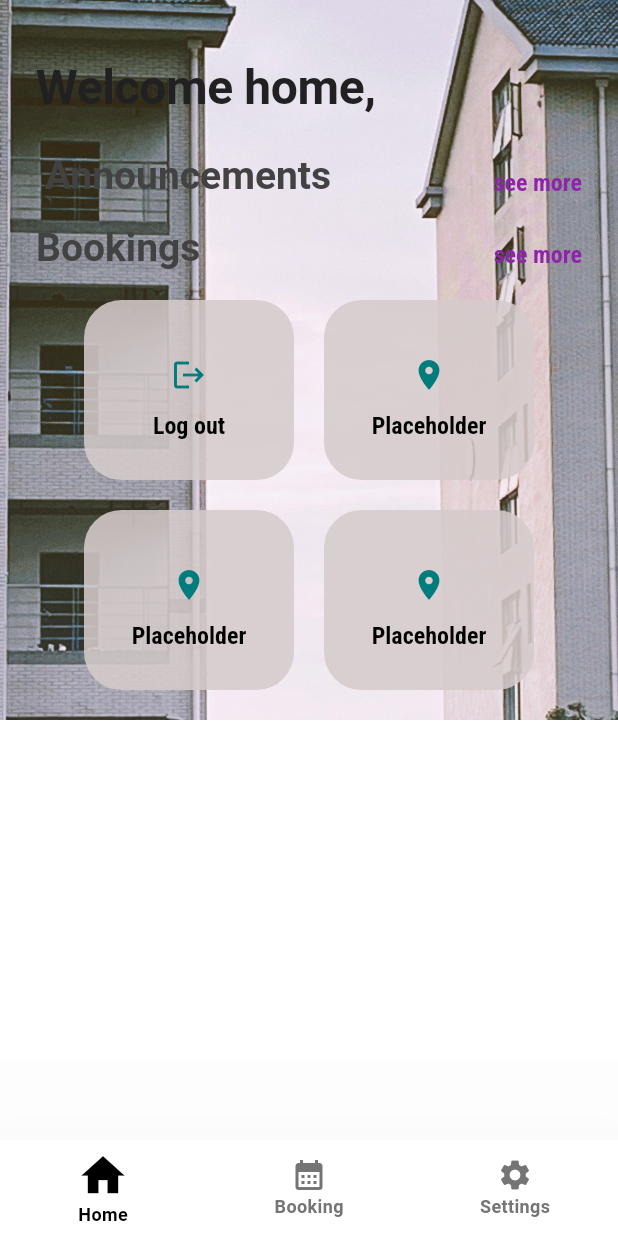
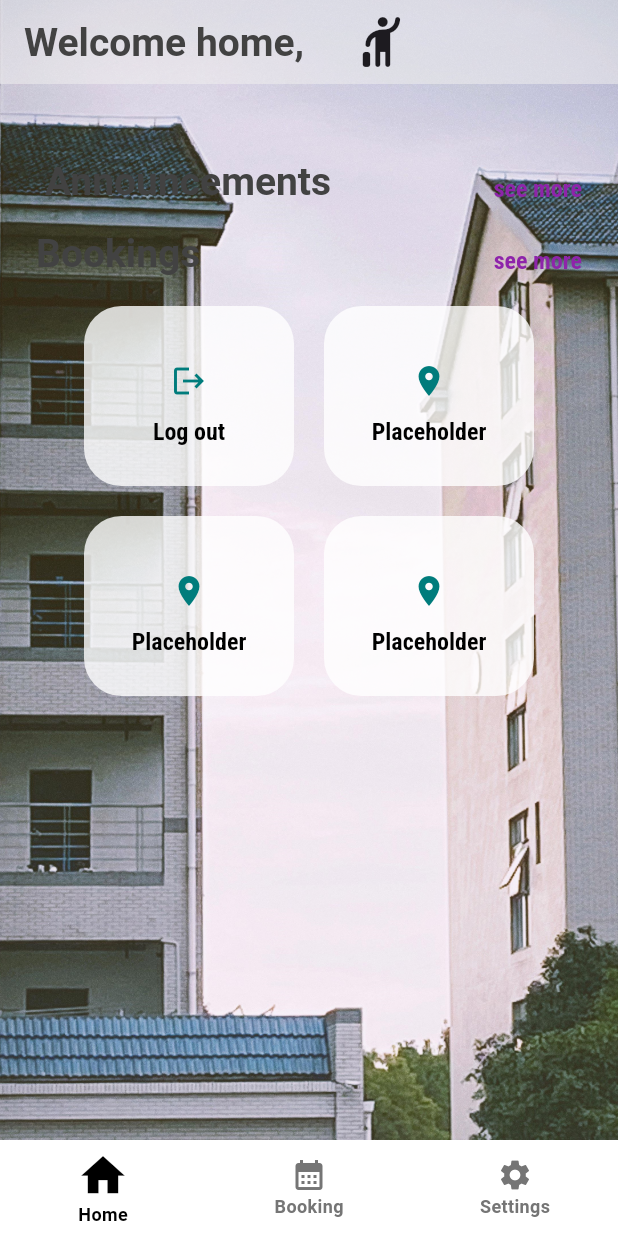
Before and after one commit to CodeApina/naytto, a Flutter app: the HomeScreen screen opened by its route, on a phone screen of 412 x 824 dp. Run offline on Flutter 3.47's test engine with Material 3 defaults, Android fonts, the phone set to English and light mode, and no system bars; our stand-ins replace cloud_firestore, firebase_auth, firebase_core, flutter_riverpod, go_router, google_fonts and 1 more; missing offline and left inert: colorful_safe_area; accounts and stored records are empty; generated files the repository leaves out were written again.

Commit message:
Feat: Added appBar to home_screen
*added appbar + stacked home_screen widgets to get transparency to appbar *tinkering with UI styles

```diff
--- a/lib/src/constants/theme.dart
+++ b/lib/src/constants/theme.dart
@@ -17,7 +17,7 @@ ThemeData getAppTheme(BuildContext context) {
       CustomColors(
         color1: Color.fromARGB(255, 255, 255, 255),
         color2: Color.fromARGB(200, 153, 101, 97),
-        color3: Color.fromARGB(221, 213, 203, 203),
+        color3: Color.fromARGB(203, 255, 255, 255),
       ),
     ],
     brightness: Brightness.light,
--- a/lib/src/features/home/presentation/home_screen.dart
+++ b/lib/src/features/home/presentation/home_screen.dart
@@ -2,6 +2,7 @@ import 'package:colorful_safe_area/colorful_safe_area.dart';
 import 'package:flutter/material.dart';
 import 'package:flutter/services.dart';
 import 'package:flutter_riverpod/flutter_riverpod.dart';
+import 'package:google_fonts/google_fonts.dart';
 import 'package:naytto/main.dart';
 import 'package:naytto/src/common_widgets/icon_container.dart';
 import 'package:naytto/src/constants/theme.dart';
@@ -13,14 +14,17 @@ import 'package:naytto/src/features/home/domain/bookings_homescreen.dart';
 import 'package:naytto/src/utilities/timestamp_formatter.dart';
 
 class HomeScreen extends ConsumerWidget {
-  const HomeScreen({super.key});
+  const HomeScreen({Key? key}) : super(key: key);
 
   @override
   Widget build(BuildContext context, WidgetRef ref) {
+    final appUserWatcher = ref.watch(AppUser().provider);
     return ColorfulSafeArea(
       color: Colors.white,
-      child: Scaffold(
-        body: Container(
+      child: Stack(
+        children: [
+          // Background image
+          Container(
             decoration: BoxDecoration(
               image: const DecorationImage(
                 image: AssetImage('assets/talo2.jpg'),
@@ -35,63 +39,75 @@ class HomeScreen extends ConsumerWidget {
                 ],
               ),
             ),
-          child: const SingleChildScrollView(
+          ),
+          Scaffold(
+            appBar: AppBar(
+              title: Row(
+                children: [
+                  Text(
+                    'Welcome home, ${appUserWatcher.firstName}    ',
+                    style: Theme.of(context).textTheme.displayMedium,
+                  ),
+                  const Icon(
+                    Icons.hail_rounded,
+                    size: 40,
+                  ),
+                ],
+              ),
+              backgroundColor: Color.fromARGB(138, 240, 239, 239),
+            ),
+            //makes scaffold transparent
+            backgroundColor: Colors.transparent,
+            body: const SingleChildScrollView(
               child: Column(
                 children: [
-                SizedBox(
-                  height: 40,
-                ),
-                _UserGreetings(),
+                  SizedBox(height: 40),
+                  // _UserGreetings(),
                   _AnnouncementsPreview(),
-                SizedBox(
-                  height: 10,
-                ),
+                  SizedBox(height: 10),
                   _BookingContents(),
-                SizedBox(
-                  height: 20,
-                ),
+                  SizedBox(height: 20),
                   _DashboardNavigationContents(),
-                SizedBox(
-                  height: 20,
-                )
+                  SizedBox(height: 20),
                 ],
               ),
             ),
           ),
+        ],
       ),
     );
   }
 }
 
 // User greetings section
-class _UserGreetings extends ConsumerWidget {
-  const _UserGreetings();
+// class _UserGreetings extends ConsumerWidget {
+//   const _UserGreetings();
 
-  @override
-  Widget build(BuildContext context, WidgetRef ref) {
-    final appUserWatcher = ref.watch(AppUser().provider);
-    return Column(
-      crossAxisAlignment: CrossAxisAlignment.start,
-      children: [
-        Row(
-          mainAxisAlignment: MainAxisAlignment.spaceBetween,
-          crossAxisAlignment: CrossAxisAlignment.end,
-          children: [
-            Expanded(
-              child: Padding(
-                padding: const EdgeInsets.fromLTRB(24, 0, 24, 16),
-                child: Text(
-                  'Welcome home, ${appUserWatcher.firstName}',
-                  style: Theme.of(context).textTheme.displayLarge,
-                ),
-              ),
-            ),
-          ],
-        ),
-      ],
-    );
-  }
-}
+//   @override
+//   Widget build(BuildContext context, WidgetRef ref) {
+//     final appUserWatcher = ref.watch(AppUser().provider);
+//     return Column(
+//       crossAxisAlignment: CrossAxisAlignment.start,
+//       children: [
+//         Row(
+//           mainAxisAlignment: MainAxisAlignment.spaceBetween,
+//           crossAxisAlignment: CrossAxisAlignment.end,
+//           children: [
+//             Expanded(
+//               child: Padding(
+//                 padding: const EdgeInsets.fromLTRB(24, 0, 24, 16),
+//                 child: Text(
+//                   'Welcome home, ${appUserWatcher.firstName}',
+//                   style: Theme.of(context).textTheme.displayLarge,
+//                 ),
+//               ),
+//             ),
+//           ],
+//         ),
+//       ],
+//     );
+//   }
+// }
 
 class _AnnouncementsPreview extends ConsumerWidget {
   const _AnnouncementsPreview();
@@ -220,6 +236,7 @@ class _BookingContents extends ConsumerWidget {
                     return Padding(
                       padding: const EdgeInsets.fromLTRB(24, 8, 24, 8),
                       child: Container(
+                        height: 60,
                         decoration: BoxDecoration(
                           gradient: LinearGradient(
                               begin: Alignment.topCenter,
@@ -230,6 +247,7 @@ class _BookingContents extends ConsumerWidget {
                               ]),
                           borderRadius: BorderRadius.circular(10),
                         ),
+                        child: Center(
                           child: ListTile(
                             title: Text(
                               booking.type,
@@ -243,6 +261,7 @@ class _BookingContents extends ConsumerWidget {
                                   : formatTimestamp(booking.timestamp!),
                               overflow: TextOverflow.ellipsis,
                               maxLines: 2,
+                            ),
                           ),
                         ),
                       ),
```
Lines whose indentation alone changed are shown as unchanged.
